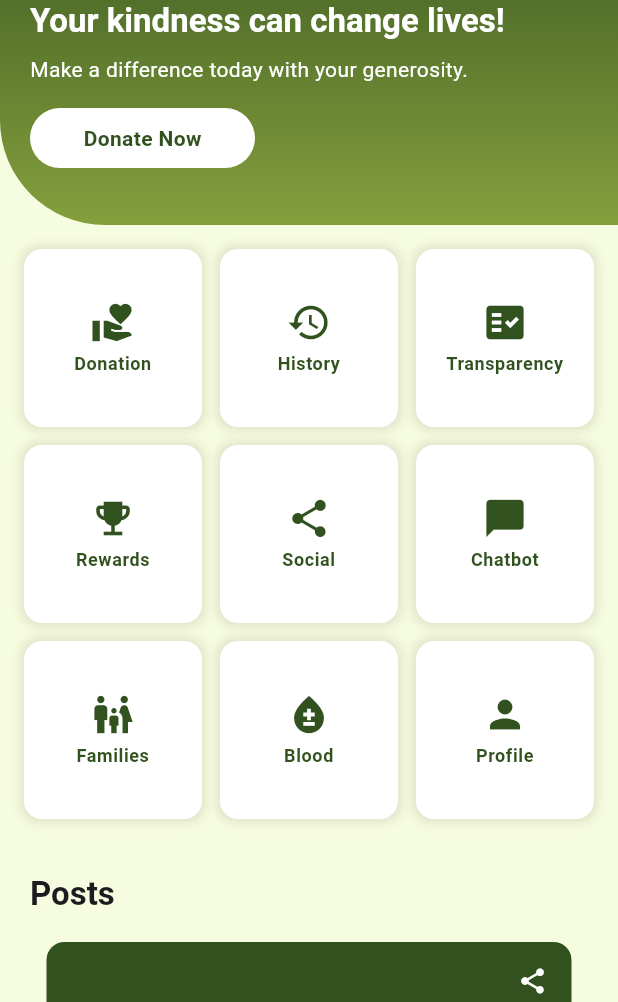
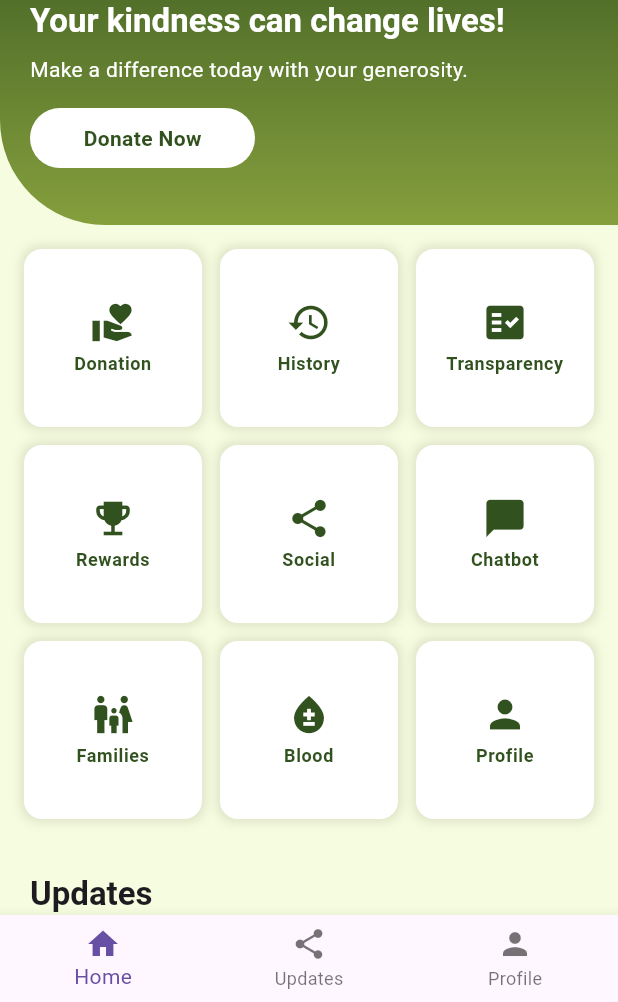
Before and after one commit to Muhammadsaqibsharif/kaar_e_kamal, a Flutter app: the UserHomeScreen2 screen opened by its route, in the side drawer, after a tap on "Profile", on a phone screen of 412 x 824 dp, the part 234-1236 px from its top. Run offline on Flutter 3.47's test engine with Material 3 defaults, Android fonts, the phone set to English and light mode, and no system bars; drawn by our look-alikes of carousel_slider; our stand-ins replace share_plus, shared_preferences; accounts and stored records are empty.

Commit message:
Carousel Changes

```diff
--- /dev/null
+++ b/lib/screens/navbar/navbar.dart
@@ -0,0 +1,34 @@
+import 'package:flutter/material.dart';
+
+class NavBar extends StatelessWidget {
+  final int selectedIndex;
+  final Function(int) onItemTapped;
+
+  const NavBar({
+    Key? key,
+    required this.selectedIndex,
+    required this.onItemTapped,
+  }) : super(key: key);
+
+  @override
+  Widget build(BuildContext context) {
+    return BottomNavigationBar(
+      currentIndex: selectedIndex, // Current selected index
+      onTap: onItemTapped, // Function to call when an item is tapped
+      items: const <BottomNavigationBarItem>[
+        BottomNavigationBarItem(
+          icon: Icon(Icons.home),
+          label: 'Home',
+        ),
+        BottomNavigationBarItem(
+          icon: Icon(Icons.share),
+          label: 'Updates',
+        ),
+        BottomNavigationBarItem(
+          icon: Icon(Icons.person),
+          label: 'Profile',
+        ),
+      ],
+    );
+  }
+}
--- a/lib/screens/user/home_screen2.dart
+++ b/lib/screens/user/home_screen2.dart
@@ -2,6 +2,8 @@ import 'package:flutter/material.dart';
 import 'package:carousel_slider/carousel_slider.dart';
 import 'package:kaar_e_kamal/routes/route_names.dart';
 import 'package:kaar_e_kamal/screens/drawer/mainDrawer.dart';
+import 'package:kaar_e_kamal/screens/navbar/navbar.dart';
+import 'package:kaar_e_kamal/widgets/user/home/carousel.dart';
 
 class UserHomeScreen2 extends StatelessWidget {
   const UserHomeScreen2({Key? key}) : super(key: key);
@@ -158,96 +160,31 @@ class UserHomeScreen2 extends StatelessWidget {
             Padding(
               padding: const EdgeInsets.only(left: 20.0),
               child: Text(
-                'Posts',
+                'Updates',
                 style: theme.textTheme.titleLarge?.copyWith(
                   fontWeight: FontWeight.bold,
                 ),
               ),
             ),
             const SizedBox(height: 10.0),
-            CarouselSlider(
-              items: [
-                _buildCarouselCard(
-                  context,
-                  title: 'Education Support',
-                  description:
-                      'Providing access to quality education for children.',
-                  icon: Icons.school,
-                ),
-                _buildCarouselCard(
-                  context,
-                  title: 'Medical Aid',
-                  description:
-                      'Helping those in need with essential medical care.',
-                  icon: Icons.local_hospital,
-                ),
-                _buildCarouselCard(
-                  context,
-                  title: 'Food Distribution',
-                  description:
-                      'Ensuring no one sleeps hungry in our community.',
-                  icon: Icons.fastfood,
-                ),
-                _buildCarouselCard(
-                  context,
-                  title: 'Emergency Relief',
-                  description:
-                      'Providing quick support during crises and disasters.',
-                  icon: Icons.warning,
-                ),
-              ],
-              options: CarouselOptions(
-                height: 250.0,
-                enlargeCenterPage: true,
-                autoPlay: true,
-                aspectRatio: 16 / 9,
-                viewportFraction: 1.0,
-              ),
-            ),
+            buildCarousel(context),
           ],
         ),
       ),
+      bottomNavigationBar: NavBar(
+          selectedIndex: 0,
+          onItemTapped: (index) {
+            // Handle navigation logic here
+            if (index == 0) {
+              Navigator.pushNamed(context, RouteNames.UserHomeScreen2);
+            } else if (index == 1) {
+              Navigator.pushNamed(context, RouteNames.PostSharingScreen);
+            } else if (index == 2) {
+              Navigator.pushNamed(context, RouteNames.UserProfileScreen);
+            }
+          }),
     );
   }
-
-  // Widget _buildFeatureTile(BuildContext context,
-  //     {required String title, required IconData icon}) {
-  //   final theme = Theme.of(context);
-  //   return GestureDetector(
-  //     onTap: () {
-  //       // Add navigation logic here
-  //     },
-  //     child: Container(
-  //       padding: const EdgeInsets.all(12.0),
-  //       decoration: BoxDecoration(
-  //         color: Colors.white, // Background color changed to white
-  //         borderRadius: BorderRadius.circular(12.0),
-  //         boxShadow: [
-  //           BoxShadow(
-  //             color: Colors.black.withOpacity(0.1),
-  //             blurRadius: 5.0,
-  //             spreadRadius: 2.0,
-  //           ),
-  //         ],
-  //       ),
-  //       child: Column(
-  //         mainAxisAlignment: MainAxisAlignment.center,
-  //         children: [
-  //           Icon(icon, size: 30.0, color: theme.primaryColor),
-  //           const SizedBox(height: 5.0),
-  //           Text(
-  //             title,
-  //             style: theme.textTheme.bodySmall?.copyWith(
-  //               fontWeight: FontWeight.bold,
-  //               color: theme.primaryColor,
-  //             ),
-  //             textAlign: TextAlign.center,
-  //           ),
-  //         ],
-  //       ),
-  //     ),
-  //   );
-  // }
 
   Widget _buildFeatureTile(
     BuildContext context, {
@@ -289,48 +226,4 @@ class UserHomeScreen2 extends StatelessWidget {
       ),
     );
   }
-
-  Widget _buildCarouselCard(BuildContext context,
-      {required String title,
-      required String description,
-      required IconData icon}) {
-    final theme = Theme.of(context);
-    return Padding(
-      padding: const EdgeInsets.all(8.0),
-      child: Container(
-        width: 350,
-        padding: const EdgeInsets.all(16.0),
-        decoration: BoxDecoration(
-          color: theme.primaryColor,
-          borderRadius: BorderRadius.circular(12.0),
-        ),
-        child: Column(
-          mainAxisAlignment: MainAxisAlignment.start,
-          children: [
-            Row(
-              mainAxisAlignment: MainAxisAlignment.end,
-              children: [
-                Icon(Icons.share, size: 20.0, color: Colors.white),
-              ],
-            ),
-            Icon(icon, size: 40.0, color: Colors.white),
-            const SizedBox(height: 10.0),
-            Text(
-              title,
-              style: theme.textTheme.titleMedium?.copyWith(
-                color: Colors.white,
-                fontWeight: FontWeight.bold,
-              ),
-              textAlign: TextAlign.center,
-            ),
-            Text(
-              description,
-              style: theme.textTheme.bodyMedium?.copyWith(color: Colors.white),
-              textAlign: TextAlign.center,
-            ),
-          ],
-        ),
-      ),
-    );
-  }
 }
--- /dev/null
+++ b/lib/widgets/user/home/carousel.dart
@@ -0,0 +1,84 @@
+import 'package:flutter/material.dart';
+
+Widget _buildCarouselCard(
+  BuildContext context, {
+  required String image,
+  required String caption,
+}) {
+  return Padding(
+    padding: const EdgeInsets.symmetric(horizontal: 8.0),
+    child: ClipRRect(
+      borderRadius: BorderRadius.circular(12.0),
+      child: Stack(
+        children: [
+          // Full-size image
+          Image.asset(
+            image,
+            width: 350,
+            height: 200.0,
+            fit: BoxFit.cover,
+          ),
+          // Caption overlay
+          Positioned(
+            bottom: 0,
+            left: 0,
+            right: 0,
+            child: Container(
+              color: Colors.black.withOpacity(0.6),
+              padding:
+                  const EdgeInsets.symmetric(vertical: 8.0, horizontal: 12.0),
+              child: Text(
+                caption,
+                style: Theme.of(context).textTheme.bodyMedium?.copyWith(
+                      color: Colors.white,
+                      fontWeight: FontWeight.bold,
+                    ),
+              ),
+            ),
+          ),
+          // Share button
+          Positioned(
+            top: 8.0,
+            right: 8.0,
+            child: GestureDetector(
+              onTap: () {
+                print('Share button clicked for: $caption');
+              },
+              child: const Icon(Icons.share, size: 20.0, color: Colors.white),
+            ),
+          ),
+        ],
+      ),
+    ),
+  );
+}
+
+Widget buildCarousel(BuildContext context) {
+  final List<Map<String, String>> posts = [
+    {
+      'image': 'assets/Images/1.jpg',
+      'caption': 'Join me in supporting this cause by donating today!',
+    },
+    {
+      'image': 'assets/Images/2.jpg',
+      'caption': 'Every little bit counts! Let\'s make a difference.',
+    },
+    {
+      'image': 'assets/Images/3.jpg',
+      'caption': 'I just made my donation. Will you join me?',
+    },
+  ];
+
+  return SingleChildScrollView(
+    scrollDirection: Axis.horizontal,
+    child: Row(
+      children: posts.map((post) {
+        return _buildCarouselCard(
+          context,
+          image: post['image']!,
+          caption: post['caption']!,
+        );
+      }).toList(),
+    ),
+  );
+}
```
